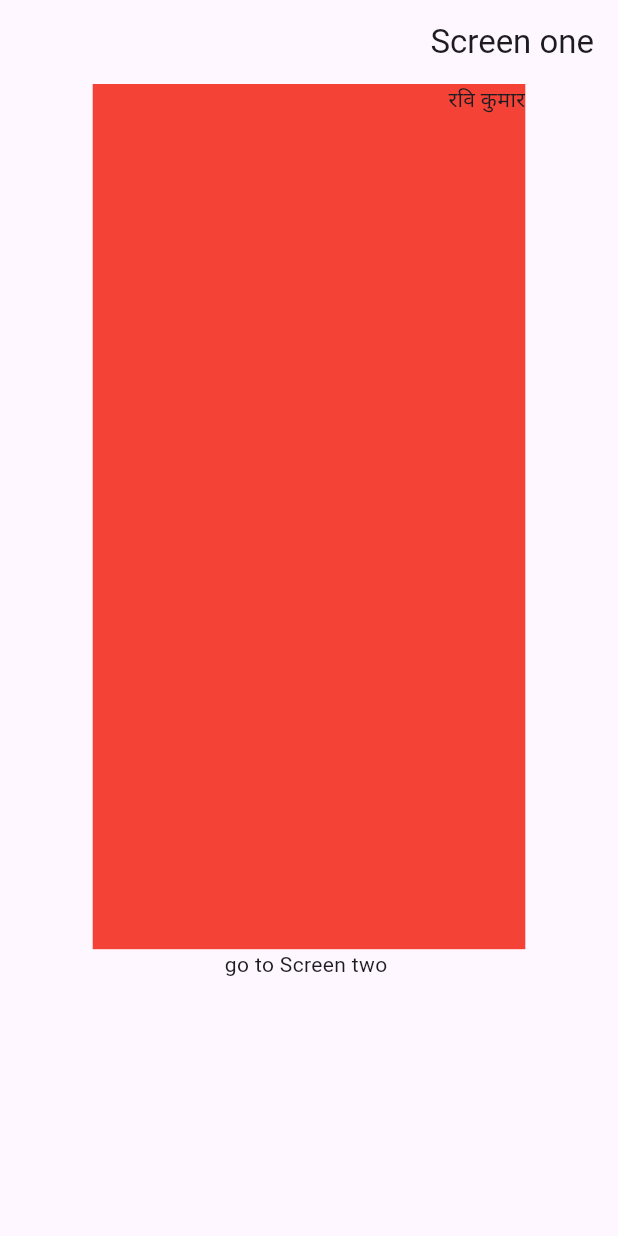
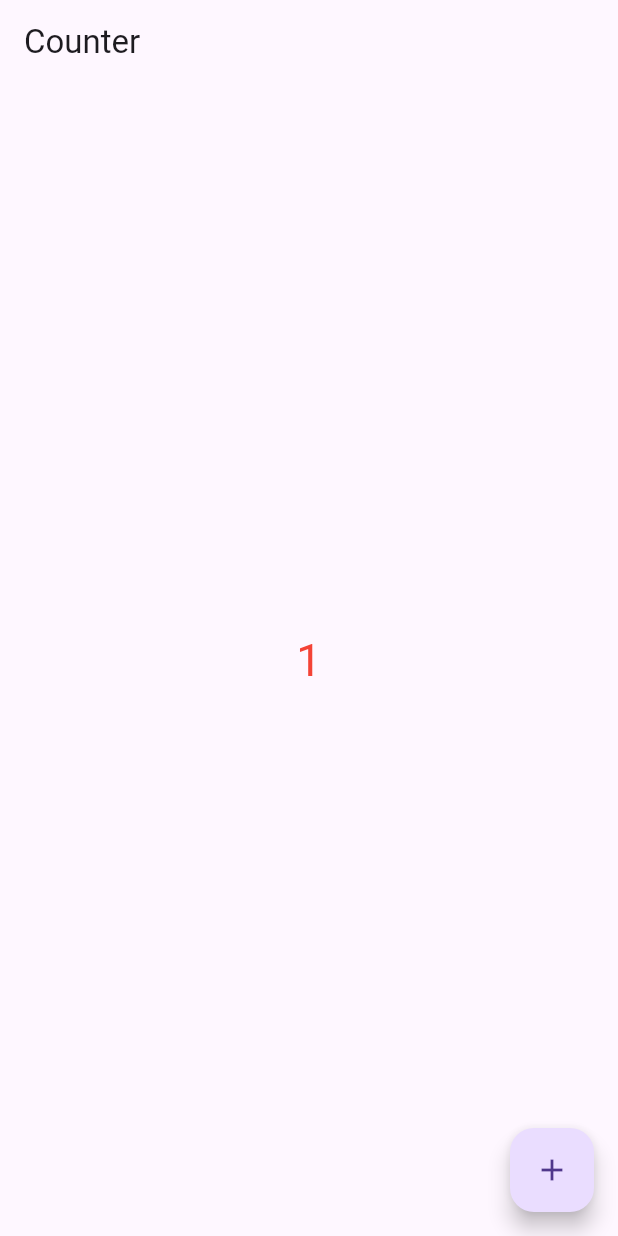
Before and after one commit to ravikumarsaini3/getx_utilities_1, a Flutter app: the screen it shows after launch, on a phone screen of 412 x 824 dp. Run offline on Flutter 3.47's test engine with Material 3 defaults, Android fonts, the phone set to English and light mode, and no system bars; our stand-ins replace get.

Commit message:
counter example complete

```diff
--- a/lib/main.dart
+++ b/lib/main.dart
@@ -1,9 +1,10 @@
 import 'package:flutter/material.dart';
 import 'package:get/get.dart';
-import 'package:getx_utilities_1/screen/screen_one.dart';
-import 'package:getx_utilities_1/screen/screen_three.dart';
-import 'package:getx_utilities_1/screen/screen_two.dart';
-import 'package:getx_utilities_1/screen/translation.dart';
+import 'package:getx_utilities_1/screen/counter/counter_example.dart';
+import 'package:getx_utilities_1/screen/utilities/screen_one.dart';
+import 'package:getx_utilities_1/screen/utilities/screen_three.dart';
+import 'package:getx_utilities_1/screen/utilities/screen_two.dart';
+import 'package:getx_utilities_1/screen/utilities/translation.dart';
 
 void main() {
   runApp(const MyApp());
@@ -15,14 +16,14 @@ class MyApp extends StatelessWidget {
   @override
   Widget build(BuildContext context) {
     return GetMaterialApp(
-      locale: const Locale('ur', 'pk'),
-      fallbackLocale: const Locale('ur', 'pk'),
-      translations: Translation(),
+      // locale: const Locale('ur', 'pk'),
+      // fallbackLocale: const Locale('ur', 'pk'),
+      // translations: Translation(),
 
       theme: ThemeData.light(),
       darkTheme: ThemeData.dark(),
       themeMode: ThemeMode.system, // Change this as neede
-      home: const ScreenOne(),
+      home: const CounterExample(),
       getPages: [
         GetPage(
           name: '/screenone',
--- /dev/null
+++ b/lib/screen/counter/counter_example.dart
@@ -0,0 +1,45 @@
+import 'package:flutter/material.dart';
+import 'package:get/get.dart';
+import 'package:getx_utilities_1/screen/getxcontroller/counter_example_container.dart';
+
+class CounterExample extends StatefulWidget {
+  const CounterExample({super.key});
+
+  @override
+  State<CounterExample> createState() => _CounterExampleState();
+}
+
+class _CounterExampleState extends State<CounterExample> {
+  Countergetx countergetx = Get.put(Countergetx());
+  var x = 1;
+  @override
+  Widget build(BuildContext context) {
+    print('object');
+    return Scaffold(
+      appBar: AppBar(
+        title: Text('Counter'),
+      ),
+      body: Column(
+        mainAxisAlignment: MainAxisAlignment.center,
+        children: [
+          Center(
+              child: Obx(
+            () => Container(
+              child: Text(
+                countergetx.x.toString(),
+                style: TextStyle(color: Colors.red, fontSize: 30),
+              ),
+            ),
+          ))
+        ],
+      ),
+      floatingActionButton: FloatingActionButton(
+        onPressed: () {
+          countergetx.increment();
+          print(' floating action button presed');
+        },
+        child: Icon(Icons.add),
+      ),
+    );
+  }
+}
--- /dev/null
+++ b/lib/screen/getxcontroller/counter_example_container.dart
@@ -0,0 +1,10 @@
+import 'package:get/get.dart';
+
+class Countergetx extends GetxController{
+  RxInt x=1.obs;
+
+  void increment(){
+    x.value++;
+  }
+
+}
```
Also changed, not shown: lib/screen/utilities/home_screen.dart (renamed from lib/screen/home_screen.dart), lib/screen/utilities/screen_one.dart (renamed from lib/screen/screen_one.dart), lib/screen/utilities/screen_three.dart (renamed from lib/screen/screen_three.dart), lib/screen/utilities/screen_two.dart (renamed from lib/screen/screen_two.dart), lib/screen/utilities/translation.dart (renamed from lib/screen/translation.dart).
